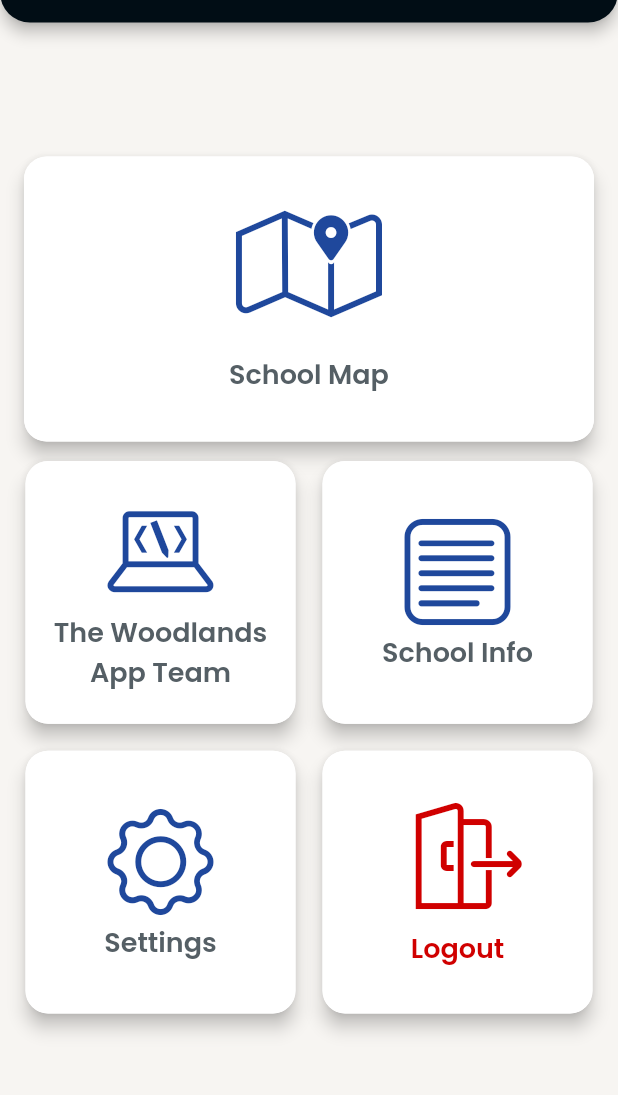
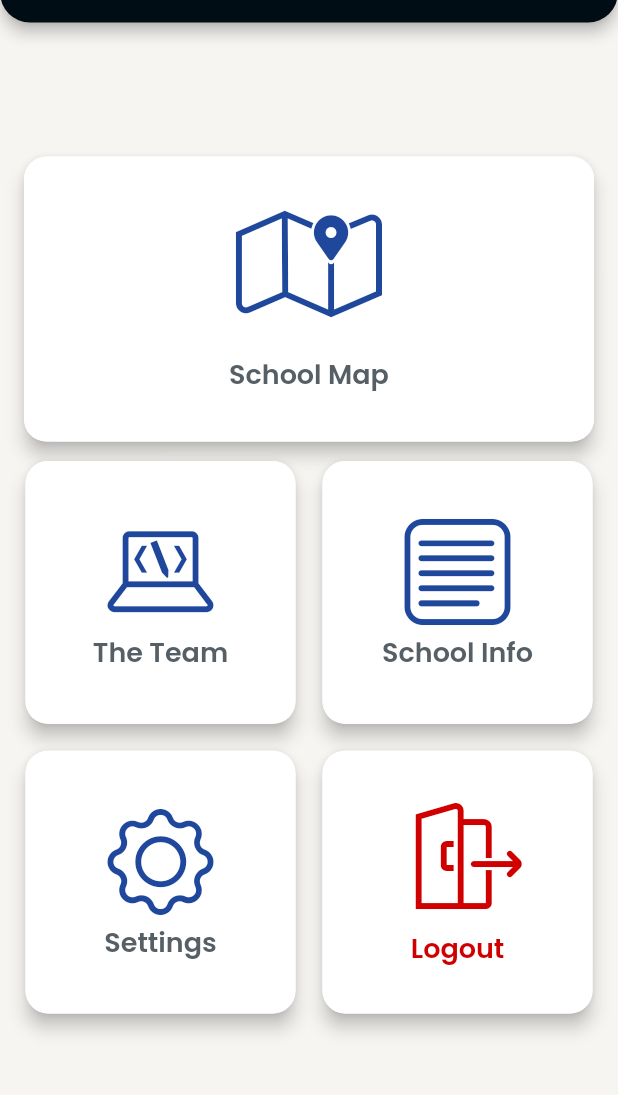
Before and after one commit to Woodlands-App-Team/WAPP, a Flutter app: the GeneralPage screen opened directly, on a phone screen of 412 x 824 dp, the part 81-1176 px from its top. Run offline on Flutter 3.47's test engine with Material 2 defaults, Android fonts, the phone set to English and light mode, and no system bars; our stand-ins replace animated_text_kit, auto_size_text, cloud_firestore, cloud_functions, firebase_auth, firebase_core and 10 more; missing offline and left inert: dart:ffi, delayed_widget, oauth2, profanity_filter; accounts and stored records are empty; project files that could hold a hidden picture were left out.

Commit message:
fixed bug with events card, and otr
Fixed events cards not expanding if image not given, also changed some text on general page to make it look better.

```diff
--- a/lib/pages/announcements_page/announcement_card.dart
+++ b/lib/pages/announcements_page/announcement_card.dart
@@ -57,8 +57,7 @@ class _AnnouncementCardState extends State<AnnouncementCard>
   }
 
   void _handleTap() {
-    if (!(widget.expandedImageUrl == '' &&
-        widget.expandedDescriptionText == '')) {
+    if (!(widget.expandedImageUrl == '' && widget.expandedDescriptionText == '')) {
       setState(() {
         _isExpanded = !_isExpanded;
         if (_isExpanded) {
--- a/lib/pages/announcements_page/event_card.dart
+++ b/lib/pages/announcements_page/event_card.dart
@@ -60,7 +60,7 @@ class _EventCardState extends State<EventCard>
   }
 
   void _handleTap() {
-    if (widget.expandedImageUrl != '' && widget.expandedDescriptionText != '') {
+    if (!(widget.expandedImageUrl == '' && widget.expandedDescriptionText == '')) {
       setState(() {
         _isExpanded = !_isExpanded;
         if (_isExpanded) {
--- a/lib/pages/general_page/general_page.dart
+++ b/lib/pages/general_page/general_page.dart
@@ -76,7 +76,7 @@ class _GeneralPageState extends State<GeneralPage> {
               mainAxisAlignment: MainAxisAlignment.spaceBetween,
               children: [
                 IconCard(CustomIcons.wapp_team, WappDescPage(), 100,
-                    "The Woodlands\nApp Team"),
+                    "The Team"),
                 IconCard(
                     CustomIcons.description, InfoPage(), 100, "School Info"),
               ],
```
